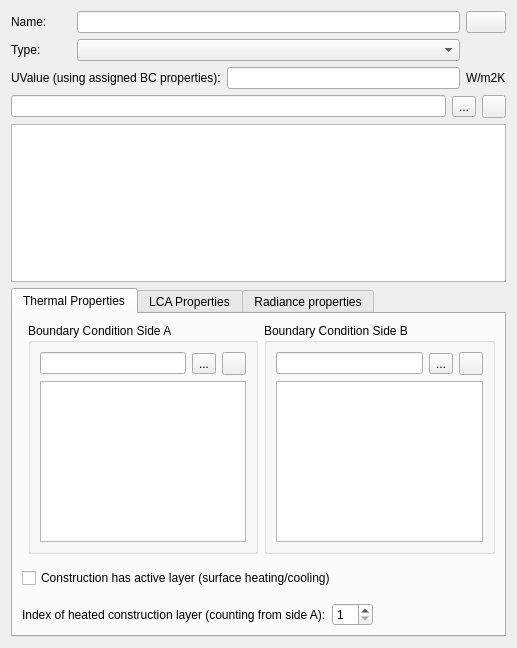
First picture: the form in SIM-VICUS/src/SVDBComponentEditWidget.ui, repository ghorwin/SIM-VICUS, before the edit.
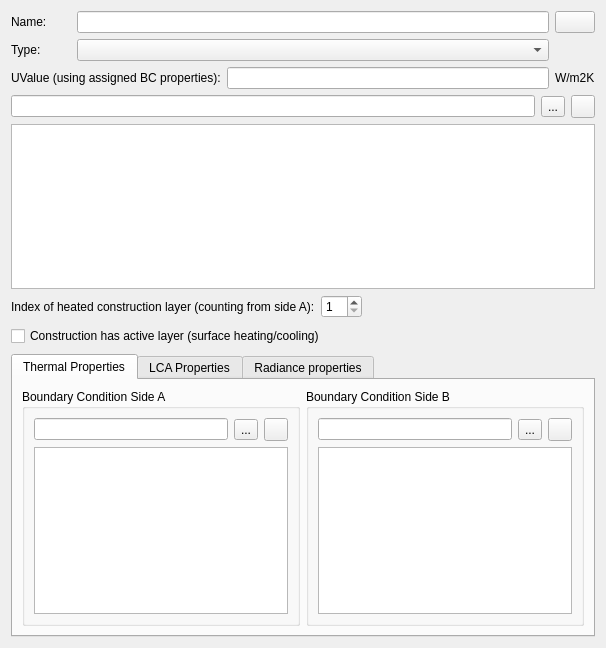
Second picture: the form after the edit. Icons and pictures are not drawn. Custom widgets are drawn as their Qt base class.

Commit message: Component dialog overhaul

Patch:
```diff
--- a/SIM-VICUS/src/SVDBComponentEditWidget.ui
+++ b/SIM-VICUS/src/SVDBComponentEditWidget.ui
@@ -6,7 +6,7 @@
    <rect>
     <x>0</x>
     <y>0</y>
-    <width>517</width>
+    <width>606</width>
     <height>648</height>
    </rect>
   </property>
@@ -125,22 +125,6 @@
     <widget class="QtExt::ConstructionView" name="graphicsViewConstruction"/>
    </item>
    <item>
-    <widget class="QTabWidget" name="tabWidget">
-     <property name="enabled">
-      <bool>true</bool>
-     </property>
-     <property name="tabShape">
-      <enum>QTabWidget::Rounded</enum>
-     </property>
-     <property name="currentIndex">
-      <number>0</number>
-     </property>
-     <widget class="QWidget" name="tabConstructionType">
-      <attribute name="title">
-       <string>Thermal Properties</string>
-      </attribute>
-      <layout class="QGridLayout" name="gridLayout">
-       <item row="3" column="0" colspan="3">
         <layout class="QHBoxLayout" name="horizontalLayout">
          <item>
           <widget class="QLabel" name="labelSurfaceHeatingIndex">
@@ -171,13 +155,25 @@
          </item>
         </layout>
        </item>
-       <item row="2" column="0" colspan="3">
+   <item>
         <layout class="QHBoxLayout" name="horizontalLayout_2">
          <item>
           <widget class="QCheckBox" name="checkBoxActiveLayerEnabled">
+       <property name="maximumSize">
+        <size>
+         <width>16777215</width>
+         <height>16777215</height>
+        </size>
+       </property>
            <property name="text">
             <string>Construction has active layer (surface heating/cooling)</string>
            </property>
+       <property name="iconSize">
+        <size>
+         <width>16</width>
+         <height>16</height>
+        </size>
+       </property>
           </widget>
          </item>
          <item>
@@ -188,13 +184,29 @@
            <property name="sizeHint" stdset="0">
             <size>
              <width>75</width>
-             <height>37</height>
+         <height>24</height>
             </size>
            </property>
           </spacer>
          </item>
         </layout>
        </item>
+   <item>
+    <widget class="QTabWidget" name="tabWidget">
+     <property name="enabled">
+      <bool>true</bool>
+     </property>
+     <property name="tabShape">
+      <enum>QTabWidget::Rounded</enum>
+     </property>
+     <property name="currentIndex">
+      <number>0</number>
+     </property>
+     <widget class="QWidget" name="tabConstructionType">
+      <attribute name="title">
+       <string>Thermal Properties</string>
+      </attribute>
+      <layout class="QGridLayout" name="gridLayout">
        <item row="0" column="1">
         <widget class="QGroupBox" name="groupBox_2">
          <property name="title">
```
Lines whose indentation alone changed are shown as unchanged.
